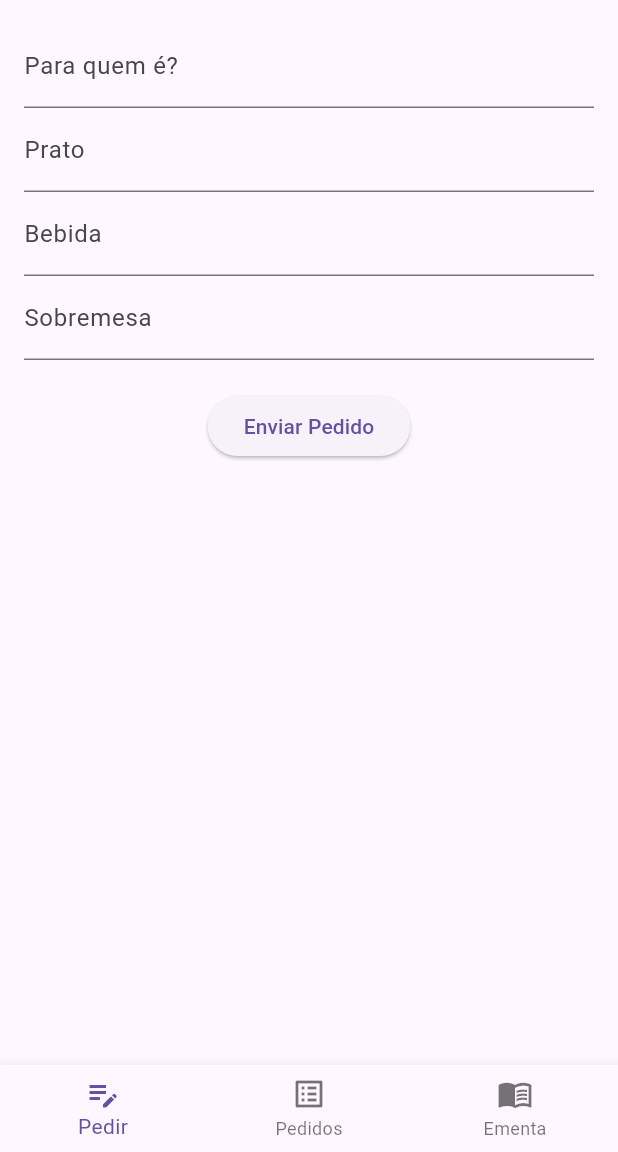
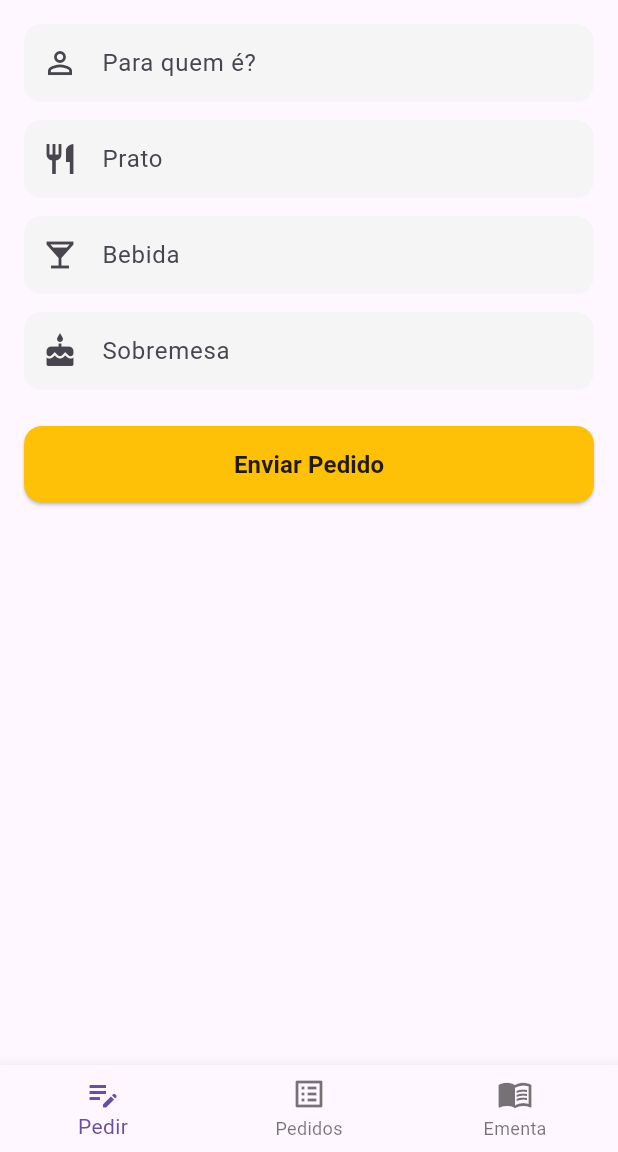
Before and after one commit to DuarteMatos99/casa_avo, a Flutter app: the screen it shows after launch, on a phone screen of 412 x 824 dp, the part 84-1236 px from its top. Run offline on Flutter 3.47's test engine with Material 3 defaults, Android fonts, the phone set to English and light mode, and no system bars; our stand-ins replace shared_preferences.

Commit message:
Melhorias para o design dos botoes e campos

```diff
--- a/lib/pages/home.dart
+++ b/lib/pages/home.dart
@@ -41,6 +41,7 @@ class _HomePageState extends State<HomePage> {
   Ementa _ementa = Ementa();
 
   Key _chaveFormulario = UniqueKey();
+  int? _indicePedidoEmEdicao;
 
   // Vai buscar os dados guardados no local storage - INICIO +
   Future<void> _guardarDados() async {
@@ -125,6 +126,24 @@ class _HomePageState extends State<HomePage> {
   }
 
   // Widget do Formulário
+  InputDecoration _decoracaoCampo(String rotulo, IconData icone) {
+    return InputDecoration(
+      labelText: rotulo,
+      prefixIcon: Icon(icone),
+      filled: true,
+      fillColor: Colors.grey[100],
+      border: OutlineInputBorder(
+        borderRadius: BorderRadius.circular(12),
+        borderSide: BorderSide.none,
+      ),
+      focusedBorder: OutlineInputBorder(
+        borderRadius: BorderRadius.circular(12),
+        borderSide: const BorderSide(color: Colors.amber, width: 2),
+      ),
+      contentPadding: const EdgeInsets.symmetric(vertical: 14, horizontal: 16),
+    );
+  }
+
   Widget _buildFormulario() {
     return SingleChildScrollView(
       // Para não dar erro com o teclado
@@ -138,28 +157,53 @@ class _HomePageState extends State<HomePage> {
               TextFormField(
                 controller: _clienteController,
                 inputFormatters: [UpperCaseFirstLetterFormatter()],
-                decoration: const InputDecoration(labelText: 'Para quem é?'),
+                decoration: _decoracaoCampo('Para quem é?', Icons.person_outline),
               ),
+              const SizedBox(height: 12),
               _campoAutoComplete(
                 opcoes: _ementa.pratos,
                 controlador: _pratoController,
                 rotulo: 'Prato',
+                icone: Icons.restaurant,
               ),
+              const SizedBox(height: 12),
               _campoAutoComplete(
                 opcoes: _ementa.bebidas,
                 controlador: _bebidaController,
                 rotulo: 'Bebida',
+                icone: Icons.local_bar,
               ),
+              const SizedBox(height: 12),
               _campoAutoComplete(
                 opcoes: _ementa.sobremesas,
                 controlador: _doceController,
                 rotulo: 'Sobremesa',
+                icone: Icons.cake,
               ),
-              const SizedBox(height: 20),
-              ElevatedButton(
-                onPressed: _salvarPedido,
-                child: const Text("Enviar Pedido"),
+              const SizedBox(height: 24),
+              SizedBox(
+                width: double.infinity,
+                child: ElevatedButton(
+                  style: ElevatedButton.styleFrom(
+                    backgroundColor: Colors.amber,
+                    foregroundColor: Colors.black87,
+                    padding: const EdgeInsets.symmetric(vertical: 14),
+                    shape: RoundedRectangleBorder(
+                      borderRadius: BorderRadius.circular(12),
+                    ),
+                  ),
+                  onPressed: _salvarPedido,
+                  child: Text(
+                    _indicePedidoEmEdicao != null ? "Guardar Pedido" : "Enviar Pedido",
+                    style: const TextStyle(fontWeight: FontWeight.bold, fontSize: 16),
+                  ),
+                ),
               ),
+              if (_indicePedidoEmEdicao != null)
+                TextButton(
+                  onPressed: _cancelarEdicao,
+                  child: const Text("Cancelar edição"),
+                ),
             ],
           ),
         ),
@@ -171,8 +215,12 @@ class _HomePageState extends State<HomePage> {
     required List<String> opcoes,
     required TextEditingController controlador,
     required String rotulo,
+    required IconData icone,
   }) {
     return Autocomplete<String>(
+      initialValue: controlador.text.isNotEmpty
+          ? TextEditingValue(text: controlador.text)
+          : null,
       optionsBuilder: (TextEditingValue value) {
         if (value.text.isEmpty) return const Iterable<String>.empty();
         return opcoes.where(
@@ -187,7 +235,7 @@ class _HomePageState extends State<HomePage> {
           controller: campoControlador,
           focusNode: focoNo,
           inputFormatters: [UpperCaseFirstLetterFormatter()],
-          decoration: InputDecoration(labelText: rotulo),
+          decoration: _decoracaoCampo(rotulo, icone),
           onChanged: (val) => controlador.text = val,
         );
       },
@@ -236,6 +284,10 @@ class _HomePageState extends State<HomePage> {
                       ),
                     ],
                   ),
+                ),
+                IconButton(
+                  icon: const Icon(Icons.edit_outlined, color: Colors.blueGrey),
+                  onPressed: () => _editarPedido(index),
                 ),
                 IconButton(
                   icon: const Icon(Icons.delete_outline, color: Colors.redAccent),
@@ -380,6 +432,30 @@ class _HomePageState extends State<HomePage> {
     return 'há $d ${d == 1 ? 'dia' : 'dias'}';
   }
 
+  void _editarPedido(int index) {
+    final pedido = _listaDePedidos[index];
+    setState(() {
+      _indicePedidoEmEdicao = index;
+      _clienteController.text = pedido.cliente;
+      _pratoController.text = pedido.prato;
+      _bebidaController.text = pedido.bebida;
+      _doceController.text = pedido.sobremesa;
+      _chaveFormulario = UniqueKey();
+      _indiceAtual = 0;
+    });
+  }
+
+  void _cancelarEdicao() {
+    setState(() {
+      _indicePedidoEmEdicao = null;
+      _clienteController.clear();
+      _pratoController.clear();
+      _bebidaController.clear();
+      _doceController.clear();
+      _chaveFormulario = UniqueKey();
+    });
+  }
+
   void _salvarPedido() {
     if (_formKey.currentState!.validate()) {
       final prato = _pratoController.text;
@@ -387,14 +463,26 @@ class _HomePageState extends State<HomePage> {
       final sobremesa = _doceController.text;
 
       setState(() {
-        _listaDePedidos.add(
-          Pedido(
+        if (_indicePedidoEmEdicao != null) {
+          final dataOriginal = _listaDePedidos[_indicePedidoEmEdicao!].dataCriacao;
+          _listaDePedidos[_indicePedidoEmEdicao!] = Pedido(
             cliente: _clienteController.text,
             prato: prato,
             bebida: bebida,
             sobremesa: sobremesa,
-          ),
-        );
+            dataCriacao: dataOriginal,
+          );
+          _indicePedidoEmEdicao = null;
+        } else {
+          _listaDePedidos.add(
+            Pedido(
+              cliente: _clienteController.text,
+              prato: prato,
+              bebida: bebida,
+              sobremesa: sobremesa,
+            ),
+          );
+        }
         _chaveFormulario = UniqueKey();
         _indiceAtual = 1;
       });
```
